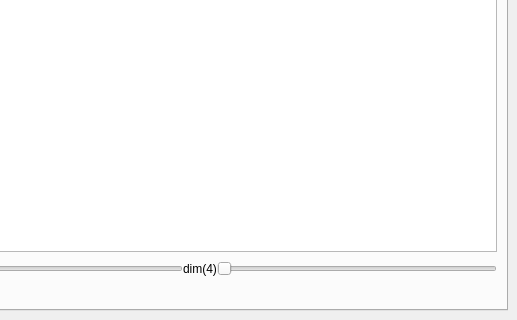
Qt form view_image.ui (frankyeh/DSI-Studio) before a commit; both pictures show x 237 to 754 and y 312 to 632 of the 754 by 632 pixel window.
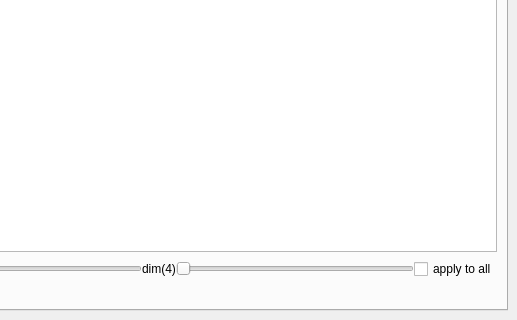
The same form after that commit. Icons and pictures are not drawn. Custom widgets are drawn as their Qt base class.

```diff
--- a/view_image.ui
+++ b/view_image.ui
@@ -344,6 +344,13 @@
             </property>
            </widget>
           </item>
+          <item>
+           <widget class="QCheckBox" name="apply_to_all">
+            <property name="text">
+             <string>apply to all</string>
+            </property>
+           </widget>
+          </item>
          </layout>
         </item>
         <item>
```
